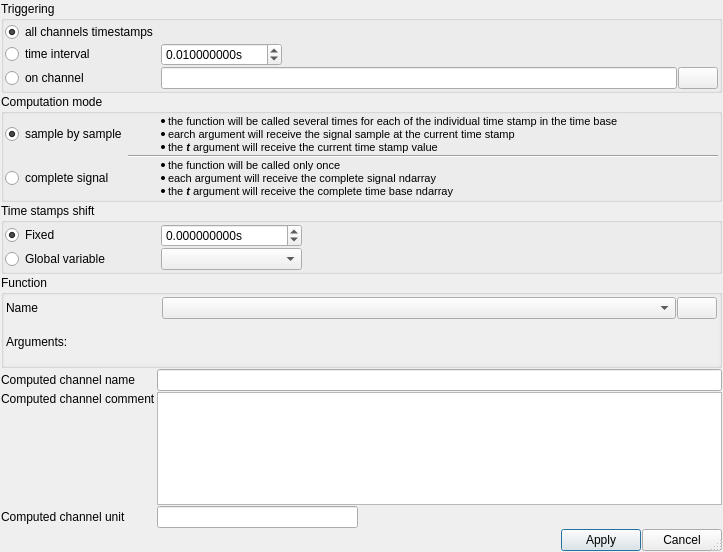
First picture: the form in src/asammdf/gui/ui/define_channel_dialog.ui, repository danielhrisca/asammdf, before the edit.
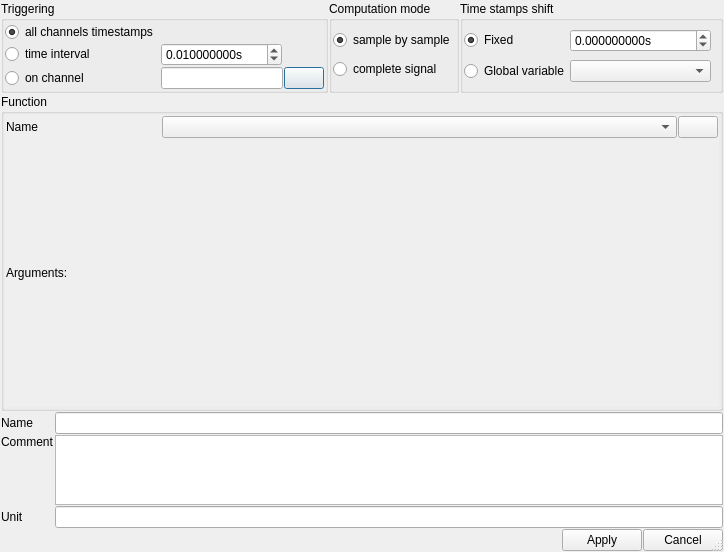
Second picture: the form after the edit. Icons and pictures are not drawn.

Commit message: improve the computed channnel dialog layout

What changed in the file:
```diff
--- a/src/asammdf/gui/ui/define_channel_dialog.ui
+++ b/src/asammdf/gui/ui/define_channel_dialog.ui
@@ -26,7 +26,7 @@
   <property name="sizeGripEnabled">
    <bool>true</bool>
   </property>
-  <layout class="QGridLayout" name="gridLayout" rowstretch="0,0,0,0,0,0,0,0,0,0" columnstretch="0,0,0,0,0">
+  <layout class="QGridLayout" name="gridLayout" rowstretch="0,6,0,1,0,0" columnstretch="0,1,0,0">
    <property name="leftMargin">
     <number>1</number>
    </property>
@@ -42,146 +42,7 @@
    <property name="spacing">
     <number>1</number>
    </property>
-   <item row="7" column="0">
-    <widget class="QLabel" name="label_8">
-     <property name="text">
-      <string>Computed channel comment</string>
-     </property>
-     <property name="alignment">
-      <set>Qt::AlignmentFlag::AlignLeading|Qt::AlignmentFlag::AlignLeft|Qt::AlignmentFlag::AlignTop</set>
-     </property>
-    </widget>
-   </item>
-   <item row="7" column="1" colspan="4">
-    <widget class="QPlainTextEdit" name="comment"/>
-   </item>
-   <item row="9" column="3">
-    <widget class="QPushButton" name="apply_btn">
-     <property name="text">
-      <string>Apply</string>
-     </property>
-    </widget>
-   </item>
-   <item row="9" column="4">
-    <widget class="QPushButton" name="cancel_btn">
-     <property name="text">
-      <string>Cancel</string>
-     </property>
-    </widget>
-   </item>
-   <item row="9" column="1">
-    <spacer name="horizontalSpacer_3">
-     <property name="orientation">
-      <enum>Qt::Orientation::Horizontal</enum>
-     </property>
-     <property name="sizeHint" stdset="0">
-      <size>
-       <width>40</width>
-       <height>20</height>
-      </size>
-     </property>
-    </spacer>
-   </item>
-   <item row="8" column="1">
-    <widget class="QLineEdit" name="unit">
-     <property name="placeholderText">
-      <string/>
-     </property>
-    </widget>
-   </item>
-   <item row="5" column="0">
-    <widget class="QLabel" name="label_7">
-     <property name="text">
-      <string>Computed channel name</string>
-     </property>
-    </widget>
-   </item>
-   <item row="1" column="0" colspan="5">
-    <widget class="QGroupBox" name="groupBox_2">
-     <property name="title">
-      <string>Computation mode</string>
-     </property>
-     <layout class="QGridLayout" name="gridLayout_2" columnstretch="0,1">
-      <property name="leftMargin">
-       <number>1</number>
-      </property>
-      <property name="topMargin">
-       <number>1</number>
-      </property>
-      <property name="rightMargin">
-       <number>1</number>
-      </property>
-      <property name="bottomMargin">
-       <number>1</number>
-      </property>
-      <property name="spacing">
-       <number>1</number>
-      </property>
-      <item row="2" column="0">
-       <widget class="QRadioButton" name="complete_signal">
-        <property name="text">
-         <string>complete signal</string>
-        </property>
-        <property name="checked">
-         <bool>false</bool>
-        </property>
-       </widget>
-      </item>
-      <item row="0" column="0">
-       <widget class="QRadioButton" name="sample_by_sample">
-        <property name="text">
-         <string>sample by sample</string>
-        </property>
-        <property name="checked">
-         <bool>true</bool>
-        </property>
-       </widget>
-      </item>
-      <item row="2" column="1">
-       <widget class="QLabel" name="label_25">
-        <property name="text">
-         <string>&lt;!DOCTYPE HTML PUBLIC &quot;-//W3C//DTD HTML 4.0//EN&quot; &quot;http://www.w3.org/TR/REC-html40/strict.dtd&quot;&gt;
-&lt;html&gt;&lt;head&gt;&lt;meta name=&quot;qrichtext&quot; content=&quot;1&quot; /&gt;&lt;meta charset=&quot;utf-8&quot; /&gt;&lt;style type=&quot;text/css&quot;&gt;
-p, li { white-space: pre-wrap; }
-hr { height: 1px; border-width: 0; }
-&lt;/style&gt;&lt;/head&gt;&lt;body style=&quot; font-family:'Segoe UI'; font-size:9pt; font-weight:400; font-style:normal;&quot;&gt;
-&lt;ul style=&quot;margin-top: 0px; margin-bottom: 0px; margin-left: 0px; margin-right: 0px; -qt-list-indent: 1;&quot;&gt;&lt;li style=&quot; font-family:'MS Shell Dlg 2'; font-size:8pt;&quot; style=&quot; margin-top:0px; margin-bottom:0px; margin-left:0px; margin-right:0px; -qt-block-indent:0; text-indent:0px;&quot;&gt;the function will be called only once&lt;/li&gt;
-&lt;li style=&quot; font-family:'MS Shell Dlg 2'; font-size:8pt;&quot; style=&quot; margin-top:0px; margin-bottom:0px; margin-left:0px; margin-right:0px; -qt-block-indent:0; text-indent:0px;&quot;&gt;each argument will receive the complete signal ndarray&lt;/li&gt;&lt;/ul&gt;
-&lt;ul style=&quot;margin-top: 0px; margin-bottom: 0px; margin-left: 0px; margin-right: 0px; -qt-list-indent: 1;&quot;&gt;&lt;li style=&quot; font-family:'MS Shell Dlg 2'; font-size:8pt;&quot; style=&quot; margin-top:0px; margin-bottom:0px; margin-left:0px; margin-right:0px; -qt-block-indent:0; text-indent:0px;&quot;&gt;the&lt;span style=&quot; font-style:italic;&quot;&gt; &lt;/span&gt;&lt;span style=&quot; font-weight:700; font-style:italic;&quot;&gt;t&lt;/span&gt;&lt;span style=&quot; font-style:italic;&quot;&gt; &lt;/span&gt;argument will receive the complete time base ndarray&lt;/li&gt;&lt;/ul&gt;&lt;/body&gt;&lt;/html&gt;</string>
-        </property>
-       </widget>
-      </item>
-      <item row="0" column="1">
-       <widget class="QLabel" name="label_24">
-        <property name="text">
-         <string>&lt;!DOCTYPE HTML PUBLIC &quot;-//W3C//DTD HTML 4.0//EN&quot; &quot;http://www.w3.org/TR/REC-html40/strict.dtd&quot;&gt;
-&lt;html&gt;&lt;head&gt;&lt;meta name=&quot;qrichtext&quot; content=&quot;1&quot; /&gt;&lt;meta charset=&quot;utf-8&quot; /&gt;&lt;style type=&quot;text/css&quot;&gt;
-p, li { white-space: pre-wrap; }
-hr { height: 1px; border-width: 0; }
-&lt;/style&gt;&lt;/head&gt;&lt;body style=&quot; font-family:'Segoe UI'; font-size:9pt; font-weight:400; font-style:normal;&quot;&gt;
-&lt;ul style=&quot;margin-top: 0px; margin-bottom: 0px; margin-left: 0px; margin-right: 0px; -qt-list-indent: 1;&quot;&gt;&lt;li style=&quot; font-family:'MS Shell Dlg 2'; font-size:8pt;&quot; style=&quot; margin-top:12px; margin-bottom:0px; margin-left:0px; margin-right:0px; -qt-block-indent:0; text-indent:0px;&quot;&gt;the function will be called several times for each of the individual time stamp in the time base&lt;/li&gt;
-&lt;li style=&quot; font-family:'MS Shell Dlg 2'; font-size:8pt;&quot; style=&quot; margin-top:0px; margin-bottom:0px; margin-left:0px; margin-right:0px; -qt-block-indent:0; text-indent:0px;&quot;&gt;earch argument will receive the signal sample at the current time stamp&lt;/li&gt;
-&lt;li style=&quot; font-family:'MS Shell Dlg 2'; font-size:8pt;&quot; style=&quot; margin-top:0px; margin-bottom:0px; margin-left:0px; margin-right:0px; -qt-block-indent:0; text-indent:0px;&quot;&gt;the&lt;span style=&quot; font-weight:700; font-style:italic;&quot;&gt; t&lt;/span&gt; argument will receive the current time stamp value&lt;/li&gt;&lt;/ul&gt;&lt;/body&gt;&lt;/html&gt;</string>
-        </property>
-        <property name="textFormat">
-         <enum>Qt::TextFormat::RichText</enum>
-        </property>
-        <property name="wordWrap">
-         <bool>false</bool>
-        </property>
-       </widget>
-      </item>
-      <item row="1" column="1">
-       <widget class="Line" name="line">
-        <property name="orientation">
-         <enum>Qt::Orientation::Horizontal</enum>
-        </property>
-       </widget>
-      </item>
-     </layout>
-    </widget>
-   </item>
-   <item row="0" column="0" colspan="5">
+   <item row="0" column="0" colspan="2">
     <widget class="QGroupBox" name="groupBox_3">
      <property name="title">
       <string>Triggering</string>
@@ -202,6 +63,29 @@
       <property name="spacing">
        <number>1</number>
       </property>
+      <item row="0" column="0">
+       <widget class="QRadioButton" name="triggering_on_all">
+        <property name="minimumSize">
+         <size>
+          <width>155</width>
+          <height>0</height>
+         </size>
+        </property>
+        <property name="text">
+         <string>all channels timestamps</string>
+        </property>
+        <property name="checked">
+         <bool>true</bool>
+        </property>
+       </widget>
+      </item>
+      <item row="4" column="0">
+       <widget class="QRadioButton" name="triggering_on_channel">
+        <property name="text">
+         <string>on channel</string>
+        </property>
+       </widget>
+      </item>
       <item row="1" column="2">
        <spacer name="horizontalSpacer_8">
         <property name="orientation">
@@ -215,6 +99,31 @@
         </property>
        </spacer>
       </item>
+      <item row="4" column="1" colspan="2">
+       <widget class="QLineEdit" name="trigger_channel">
+        <property name="frame">
+         <bool>true</bool>
+        </property>
+       </widget>
+      </item>
+      <item row="4" column="3">
+       <widget class="QPushButton" name="trigger_search_btn">
+        <property name="text">
+         <string/>
+        </property>
+        <property name="icon">
+         <iconset resource="resource.qrc">
+          <normaloff>:/search.png</normaloff>:/search.png</iconset>
+        </property>
+       </widget>
+      </item>
+      <item row="1" column="0">
+       <widget class="QRadioButton" name="triggering_on_interval">
+        <property name="text">
+         <string>time interval</string>
+        </property>
+       </widget>
+      </item>
       <item row="1" column="1">
        <widget class="QDoubleSpinBox" name="trigger_interval">
         <property name="minimumSize">
@@ -246,54 +155,141 @@
         </property>
        </widget>
       </item>
-      <item row="4" column="1" colspan="2">
-       <widget class="QLineEdit" name="trigger_channel"/>
+     </layout>
+    </widget>
+   </item>
+   <item row="0" column="2">
+    <widget class="QGroupBox" name="groupBox_2">
+     <property name="title">
+      <string>Computation mode</string>
+     </property>
+     <layout class="QGridLayout" name="gridLayout_2" columnstretch="0">
+      <property name="leftMargin">
+       <number>1</number>
+      </property>
+      <property name="topMargin">
+       <number>1</number>
+      </property>
+      <property name="rightMargin">
+       <number>1</number>
+      </property>
+      <property name="bottomMargin">
+       <number>1</number>
+      </property>
+      <property name="spacing">
+       <number>1</number>
+      </property>
+      <item row="0" column="0">
+       <widget class="QRadioButton" name="sample_by_sample">
+        <property name="toolTip">
+         <string>&lt;!DOCTYPE HTML PUBLIC &quot;-//W3C//DTD HTML 4.0//EN&quot; &quot;http://www.w3.org/TR/REC-html40/strict.dtd&quot;&gt;
+&lt;html&gt;&lt;head&gt;&lt;meta name=&quot;qrichtext&quot; content=&quot;1&quot; /&gt;&lt;meta charset=&quot;utf-8&quot; /&gt;&lt;style type=&quot;text/css&quot;&gt;
+p, li { white-space: pre-wrap; }
+hr { height: 1px; border-width: 0; }
+&lt;/style&gt;&lt;/head&gt;&lt;body style=&quot; font-family:'Segoe UI'; font-size:9pt; font-weight:400; font-style:normal;&quot;&gt;
+&lt;ul style=&quot;margin-top: 0px; margin-bottom: 0px; margin-left: 0px; margin-right: 0px; -qt-list-indent: 1;&quot;&gt;&lt;li style=&quot; font-family:'MS Shell Dlg 2'; font-size:8pt;&quot; style=&quot; margin-top:12px; margin-bottom:0px; margin-left:0px; margin-right:0px; -qt-block-indent:0; text-indent:0px;&quot;&gt;the function will be called several times for each of the individual time stamp in the time base&lt;/li&gt;
+&lt;li style=&quot; font-family:'MS Shell Dlg 2'; font-size:8pt;&quot; style=&quot; margin-top:0px; margin-bottom:0px; margin-left:0px; margin-right:0px; -qt-block-indent:0; text-indent:0px;&quot;&gt;earch argument will receive the signal sample at the current time stamp&lt;/li&gt;
+&lt;li style=&quot; font-family:'MS Shell Dlg 2'; font-size:8pt;&quot; style=&quot; margin-top:0px; margin-bottom:0px; margin-left:0px; margin-right:0px; -qt-block-indent:0; text-indent:0px;&quot;&gt;the&lt;span style=&quot; font-weight:700; font-style:italic;&quot;&gt; t&lt;/span&gt; argument will receive the current time stamp value&lt;/li&gt;&lt;/ul&gt;&lt;/body&gt;&lt;/html&gt;</string>
+        </property>
+        <property name="text">
+         <string>sample by sample</string>
+        </property>
+        <property name="checked">
+         <bool>true</bool>
+        </property>
+       </widget>
       </item>
-      <item row="4" column="0">
-       <widget class="QRadioButton" name="triggering_on_channel">
+      <item row="1" column="0">
+       <widget class="QRadioButton" name="complete_signal">
+        <property name="toolTip">
+         <string>&lt;!DOCTYPE HTML PUBLIC &quot;-//W3C//DTD HTML 4.0//EN&quot; &quot;http://www.w3.org/TR/REC-html40/strict.dtd&quot;&gt;
+&lt;html&gt;&lt;head&gt;&lt;meta name=&quot;qrichtext&quot; content=&quot;1&quot; /&gt;&lt;meta charset=&quot;utf-8&quot; /&gt;&lt;style type=&quot;text/css&quot;&gt;
+p, li { white-space: pre-wrap; }
+hr { height: 1px; border-width: 0; }
+&lt;/style&gt;&lt;/head&gt;&lt;body style=&quot; font-family:'Segoe UI'; font-size:9pt; font-weight:400; font-style:normal;&quot;&gt;
+&lt;ul style=&quot;margin-top: 0px; margin-bottom: 0px; margin-left: 0px; margin-right: 0px; -qt-list-indent: 1;&quot;&gt;&lt;li style=&quot; font-family:'MS Shell Dlg 2'; font-size:8pt;&quot; style=&quot; margin-top:0px; margin-bottom:0px; margin-left:0px; margin-right:0px; -qt-block-indent:0; text-indent:0px;&quot;&gt;the function will be called only once&lt;/li&gt;
+&lt;li style=&quot; font-family:'MS Shell Dlg 2'; font-size:8pt;&quot; style=&quot; margin-top:0px; margin-bottom:0px; margin-left:0px; margin-right:0px; -qt-block-indent:0; text-indent:0px;&quot;&gt;each argument will receive the complete signal ndarray&lt;/li&gt;&lt;/ul&gt;
+&lt;ul style=&quot;margin-top: 0px; margin-bottom: 0px; margin-left: 0px; margin-right: 0px; -qt-list-indent: 1;&quot;&gt;&lt;li style=&quot; font-family:'MS Shell Dlg 2'; font-size:8pt;&quot; style=&quot; margin-top:0px; margin-bottom:0px; margin-left:0px; margin-right:0px; -qt-block-indent:0; text-indent:0px;&quot;&gt;the&lt;span style=&quot; font-style:italic;&quot;&gt; &lt;/span&gt;&lt;span style=&quot; font-weight:700; font-style:italic;&quot;&gt;t&lt;/span&gt;&lt;span style=&quot; font-style:italic;&quot;&gt; &lt;/span&gt;argument will receive the complete time base ndarray&lt;/li&gt;&lt;/ul&gt;&lt;/body&gt;&lt;/html&gt;</string>
+        </property>
         <property name="text">
-         <string>on channel</string>
+         <string>complete signal</string>
         </property>
+        <property name="checked">
+         <bool>false</bool>
+        </property>
        </widget>
       </item>
+     </layout>
+    </widget>
+   </item>
+   <item row="0" column="3">
+    <widget class="QGroupBox" name="groupBox_4">
+     <property name="title">
+      <string>Time stamps shift</string>
+     </property>
+     <layout class="QGridLayout" name="gridLayout_3" columnstretch="0,0,1">
+      <property name="leftMargin">
+       <number>1</number>
+      </property>
+      <property name="topMargin">
+       <number>1</number>
+      </property>
+      <property name="rightMargin">
+       <number>1</number>
+      </property>
+      <property name="bottomMargin">
+       <number>1</number>
+      </property>
+      <property name="spacing">
+       <number>1</number>
+      </property>
+      <item row="0" column="0">
+       <widget class="QRadioButton" name="shift_type_fixed">
+        <property name="text">
+         <string>Fixed</string>
+        </property>
+        <property name="checked">
+         <bool>true</bool>
+        </property>
+       </widget>
+      </item>
+      <item row="1" column="1">
+       <widget class="QComboBox" name="global_variable_timestamps_shift"/>
+      </item>
+      <item row="0" column="1">
+       <widget class="QDoubleSpinBox" name="fixed_timestamps_shift">
+        <property name="suffix">
+         <string>s</string>
+        </property>
+        <property name="decimals">
+         <number>9</number>
+        </property>
+        <property name="minimum">
+         <double>-2592000.000000000000000</double>
+        </property>
+        <property name="maximum">
+         <double>2592000.000000000000000</double>
+        </property>
+       </widget>
+      </item>
       <item row="1" column="0">
-       <widget class="QRadioButton" name="triggering_on_interval">
+       <widget class="QRadioButton" name="shift_type_global">
         <property name="text">
-         <string>time interval</string>
+         <string>Global variable</string>
         </property>
        </widget>
       </item>
-      <item row="4" column="3">
-       <widget class="QPushButton" name="trigger_search_btn">
+      <item row="1" column="2">
+       <widget class="QLabel" name="global_variable_timstamps_shift_description">
         <property name="text">
          <string/>
         </property>
-        <property name="icon">
-         <iconset resource="resource.qrc">
-          <normaloff>:/search.png</normaloff>:/search.png</iconset>
-        </property>
-       </widget>
-      </item>
-      <item row="0" column="0">
-       <widget class="QRadioButton" name="triggering_on_all">
-        <property name="minimumSize">
-         <size>
-          <width>155</width>
-          <height>0</height>
-         </size>
-        </property>
-        <property name="text">
-         <string>all channels timestamps</string>
-        </property>
-        <property name="checked">
-         <bool>true</bool>
-        </property>
        </widget>
       </item>
      </layout>
     </widget>
    </item>
-   <item row="4" column="0" colspan="5">
+   <item row="1" column="0" colspan="4">
     <widget class="QGroupBox" name="groupBox">
      <property name="title">
       <string>Function</string>
@@ -331,7 +327,7 @@
            <x>0</x>
            <y>0</y>
            <width>717</width>
-           <height>54</height>
+           <height>312</height>
           </rect>
          </property>
          <layout class="QGridLayout" name="arg_layout">
@@ -375,7 +371,7 @@
            </spacer>
           </item>
           <item row="0" column="0">
-           <widget class="QLabel" name="label_9">
+           <widget class="QLabel" name="func_name_label">
             <property name="minimumSize">
              <size>
               <width>155</width>
@@ -404,14 +400,14 @@
      </layout>
     </widget>
    </item>
-   <item row="8" column="0">
-    <widget class="QLabel" name="label_6">
+   <item row="2" column="0">
+    <widget class="QLabel" name="name_label">
      <property name="text">
-      <string>Computed channel unit</string>
+      <string>Name</string>
      </property>
     </widget>
    </item>
-   <item row="5" column="1" colspan="4">
+   <item row="2" column="1" colspan="3">
     <widget class="QLineEdit" name="name">
      <property name="inputMask">
       <string/>
@@ -424,92 +420,64 @@
      </property>
     </widget>
    </item>
-   <item row="9" column="2">
-    <spacer name="horizontalSpacer_7">
-     <property name="orientation">
-      <enum>Qt::Orientation::Horizontal</enum>
+   <item row="3" column="0">
+    <widget class="QLabel" name="label_8">
+     <property name="text">
+      <string>Comment</string>
      </property>
-     <property name="sizeHint" stdset="0">
-      <size>
-       <width>40</width>
-       <height>20</height>
-      </size>
+     <property name="alignment">
+      <set>Qt::AlignmentFlag::AlignLeading|Qt::AlignmentFlag::AlignLeft|Qt::AlignmentFlag::AlignTop</set>
      </property>
-    </spacer>
+    </widget>
    </item>
-   <item row="3" column="0" colspan="5">
-    <widget class="QGroupBox" name="groupBox_4">
-     <property name="title">
-      <string>Time stamps shift</string>
+   <item row="3" column="1" colspan="3">
+    <widget class="QPlainTextEdit" name="comment"/>
+   </item>
+   <item row="4" column="0">
+    <widget class="QLabel" name="label_6">
+     <property name="text">
+      <string>Unit</string>
      </property>
-     <layout class="QGridLayout" name="gridLayout_3" columnstretch="0,0,1">
-      <property name="leftMargin">
-       <number>1</number>
-      </property>
-      <property name="topMargin">
-       <number>1</number>
-      </property>
-      <property name="rightMargin">
-       <number>1</number>
-      </property>
-      <property name="bottomMargin">
-       <number>1</number>
-      </property>
-      <property name="spacing">
-       <number>1</number>
-      </property>
-      <item row="0" column="0">
-       <widget class="QRadioButton" name="shift_type_fixed">
-        <property name="minimumSize">
-         <size>
-          <width>155</width>
-          <height>0</height>
-         </size>
-        </property>
-        <property name="text">
-         <string>Fixed</string>
-        </property>
-        <property name="checked">
-         <bool>true</bool>
-        </property>
-       </widget>
-      </item>
-      <item row="1" column="1">
-       <widget class="QComboBox" name="global_variable_timestamps_shift"/>
-      </item>
-      <item row="0" column="1">
-       <widget class="QDoubleSpinBox" name="fixed_timestamps_shift">
-        <property name="suffix">
-         <string>s</string>
-        </property>
-        <property name="decimals">
-         <number>9</number>
-        </property>
-        <property name="minimum">
-         <double>-2592000.000000000000000</double>
-        </property>
-        <property name="maximum">
-         <double>2592000.000000000000000</double>
-        </property>
-       </widget>
-      </item>
-      <item row="1" column="0">
-       <widget class="QRadioButton" name="shift_type_global">
-        <property name="text">
-         <string>Global variable</string>
-        </property>
-       </widget>
-      </item>
-      <item row="1" column="2">
-       <widget class="QLabel" name="global_variable_timstamps_shift_description">
-        <property name="text">
-         <string/>
-        </property>
-       </widget>
-      </item>
-     </layout>
     </widget>
    </item>
+   <item row="4" column="1" colspan="3">
+    <widget class="QLineEdit" name="unit">
+     <property name="placeholderText">
+      <string/>
+     </property>
+    </widget>
+   </item>
+   <item row="5" column="3">
+    <layout class="QHBoxLayout" name="horizontalLayout_2">
+     <item>
+      <spacer name="horizontalSpacer_2">
+       <property name="orientation">
+        <enum>Qt::Orientation::Horizontal</enum>
+       </property>
+       <property name="sizeHint" stdset="0">
+        <size>
+         <width>40</width>
+         <height>20</height>
+        </size>
+       </property>
+      </spacer>
+     </item>
+     <item>
+      <widget class="QPushButton" name="apply_btn">
+       <property name="text">
+        <string>Apply</string>
+       </property>
+      </widget>
+     </item>
+     <item>
+      <widget class="QPushButton" name="cancel_btn">
+       <property name="text">
+        <string>Cancel</string>
+       </property>
+      </widget>
+     </item>
+    </layout>
+   </item>
   </layout>
  </widget>
  <tabstops>
```
Left out of the diff: 2 changed lines with no effect on the pictures. The commit also changes 2 other files.
